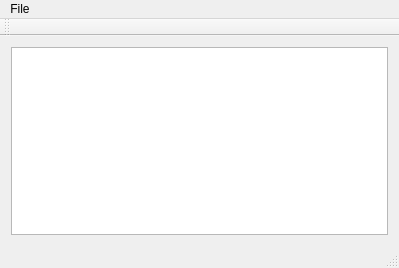
seriousmountain/C-GK, file HA3/notepad.ui: the form before one commit.
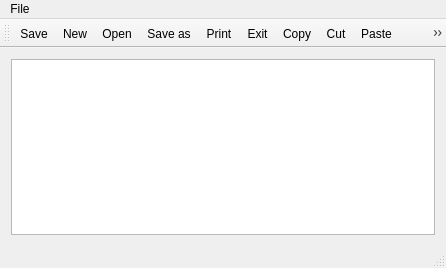
The form after the commit. Icons and pictures are not drawn.

```diff
--- a/HA3/notepad.ui
+++ b/HA3/notepad.ui
@@ -6,7 +6,7 @@
    <rect>
     <x>0</x>
     <y>0</y>
-    <width>399</width>
+    <width>446</width>
     <height>268</height>
    </rect>
   </property>
@@ -25,7 +25,7 @@
     <rect>
      <x>0</x>
      <y>0</y>
-     <width>399</width>
+     <width>446</width>
      <height>25</height>
     </rect>
    </property>
@@ -55,6 +55,18 @@
    <attribute name="toolBarBreak">
     <bool>false</bool>
    </attribute>
+   <addaction name="actionSave"/>
+   <addaction name="actionNew"/>
+   <addaction name="actionOpen"/>
+   <addaction name="actionSave_as"/>
+   <addaction name="actionPrint"/>
+   <addaction name="actionExit"/>
+   <addaction name="actionCopy"/>
+   <addaction name="actionCut"/>
+   <addaction name="actionPaste"/>
+   <addaction name="actionUndo"/>
+   <addaction name="actionRedo"/>
+   <addaction name="actionFont"/>
   </widget>
   <widget class="QStatusBar" name="statusBar"/>
   <action name="actionSave">
```
Left out of the diff: 48 changed lines with no effect on the pictures.
